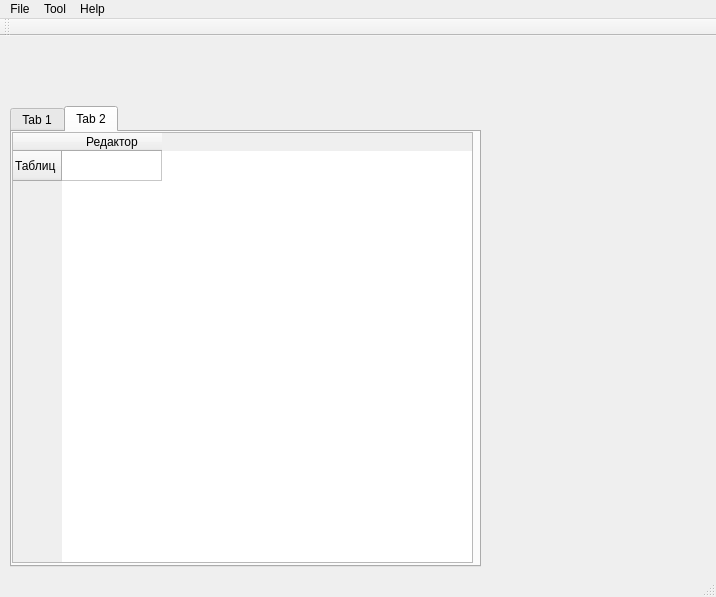
Above: mainwindow.ui from Arkendar/QProject-TextTable-Editor before the change. Below: the same form after it.
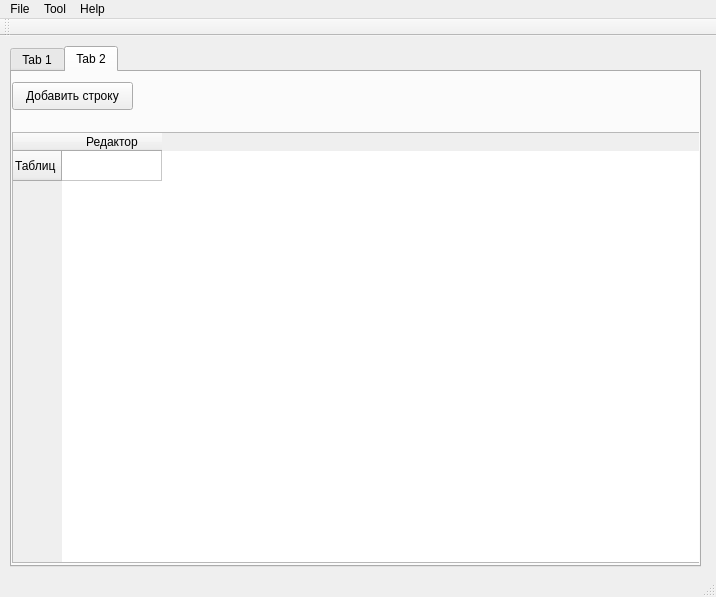
That is the form after the change. The open tabs and pages were chosen to show the change.

Diff of the .ui file:
```diff
--- a/mainwindow.ui
+++ b/mainwindow.ui
@@ -18,9 +18,9 @@
     <property name="geometry">
      <rect>
       <x>10</x>
-      <y>70</y>
-      <width>471</width>
-      <height>461</height>
+      <y>10</y>
+      <width>691</width>
+      <height>521</height>
      </rect>
     </property>
     <property name="currentIndex">
@@ -56,8 +56,8 @@
       <property name="geometry">
        <rect>
         <x>0</x>
-        <y>0</y>
-        <width>461</width>
+        <y>60</y>
+        <width>691</width>
         <height>431</height>
        </rect>
       </property>
@@ -72,6 +72,19 @@
        </property>
       </column>
      </widget>
+     <widget class="QPushButton" name="addRowButton">
+      <property name="geometry">
+       <rect>
+        <x>0</x>
+        <y>10</y>
+        <width>121</width>
+        <height>28</height>
+       </rect>
+      </property>
+      <property name="text">
+       <string>Добавить строку</string>
+      </property>
+     </widget>
     </widget>
    </widget>
   </widget>
```
Left out of the diff: 78 changed lines with no effect on the pictures.
